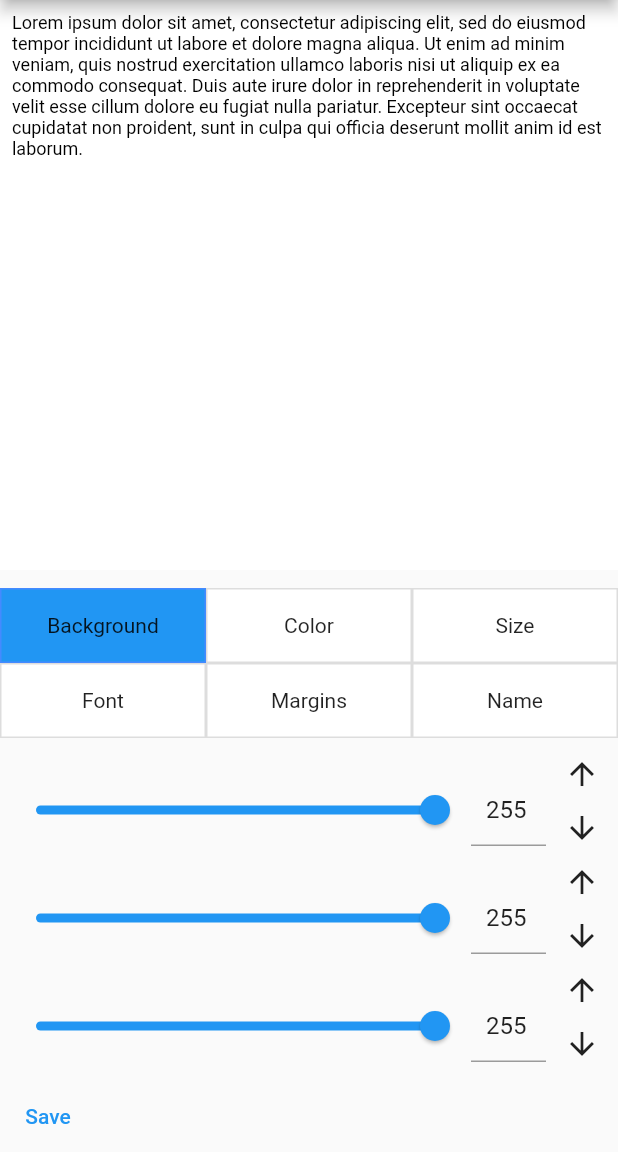
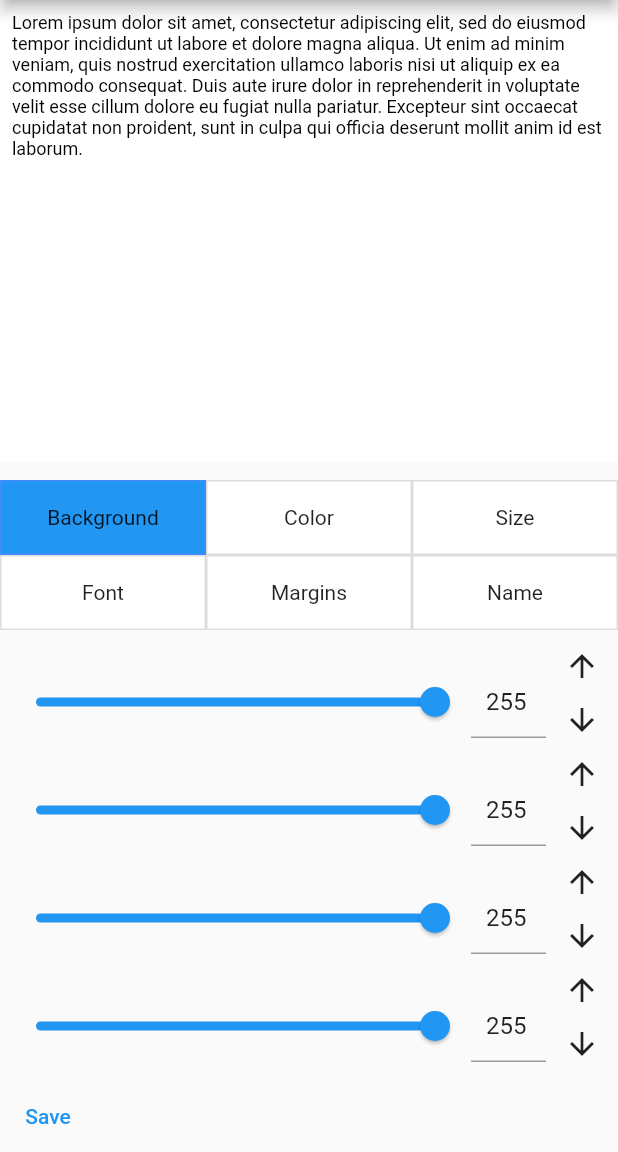
Before and after one commit to TheOmnimax/ereader, a Flutter app: the CustomStyleScreen screen opened directly, on a phone screen of 412 x 824 dp, the part 84-1236 px from its top. Run offline on Flutter 3.47's test engine with Material 2 defaults, Android fonts, the phone set to English and light mode, and no system bars; our stand-ins replace equatable, file_picker, firebase_auth, firebase_core, flutter_bloc, flutter_html and 2 more; missing offline and left inert: dart:ffi, epubx; accounts and stored records are empty.

Commit message:
Added white color slider

```diff
--- a/lib/shared_widgets/custom_style/color_slider.dart
+++ b/lib/shared_widgets/custom_style/color_slider.dart
@@ -1,5 +1,6 @@
 import 'package:flutter/material.dart';
 import 'number_entry.dart';
+import 'dart:math';
 
 class ColorSelection extends StatelessWidget {
   ColorSelection({
@@ -37,52 +38,42 @@ class ColorSelection extends StatelessWidget {
       onChange(Color.fromARGB(255, color.red, color.green, blue));
     }
 
+    int getWhite() {
+      return [color.red, color.green, color.blue].reduce(min);
+    }
+
+    void setWhite(int white) {
+      white = colorRangeCheck(white);
+      var oldWhite = getWhite();
+      print('${color.red}, ${color.green}, ${color.blue}, $oldWhite');
+      print(white);
+      var diff = oldWhite - white;
+      print('Diff: $diff');
+      onChange(Color.fromARGB(
+        255,
+        colorRangeCheck(color.red - diff),
+        colorRangeCheck(color.green - diff),
+        colorRangeCheck(color.blue - diff),
+      ));
+    }
+
     return Column(
       children: <Widget>[
-        Row(
-          children: <Widget>[
-            Expanded(
-              child: ColorSlider(
+        ColorSelector(
           onChange: setRed,
           value: color.red,
         ),
-            ),
-            SingleNumberEntry(
-              defaultValue: 0,
-              onChanged: setRed,
-              value: color.red,
-            ),
-          ],
-        ),
-        Row(
-          children: <Widget>[
-            Expanded(
-              child: ColorSlider(
+        ColorSelector(
           onChange: setGreen,
           value: color.green,
         ),
-            ),
-            SingleNumberEntry(
-              defaultValue: 0,
-              onChanged: setGreen,
-              value: color.green,
-            ),
-          ],
-        ),
-        Row(
-          children: <Widget>[
-            Expanded(
-              child: ColorSlider(
+        ColorSelector(
           onChange: setBlue,
           value: color.blue,
         ),
-            ),
-            SingleNumberEntry(
-              defaultValue: 0,
-              onChanged: setBlue,
-              value: color.blue,
-            ),
-          ],
+        ColorSelector(
+          onChange: setWhite,
+          value: getWhite(),
         ),
       ],
     );
@@ -106,3 +97,33 @@ class ColorSlider extends StatelessWidget {
     );
   }
 }
+
+class ColorSelector extends StatelessWidget {
+  const ColorSelector({
+    required this.onChange,
+    required this.value,
+    Key? key,
+  }) : super(key: key);
+
+  final Function(int) onChange;
+  final int value;
+
+  @override
+  Widget build(BuildContext context) {
+    return Row(
+      children: <Widget>[
+        Expanded(
+          child: ColorSlider(
+            onChange: onChange,
+            value: value,
+          ),
+        ),
+        SingleNumberEntry(
+          defaultValue: 0,
+          onChanged: onChange,
+          value: value,
+        ),
+      ],
+    );
+  }
+}
--- a/lib/shared_widgets/custom_style/number_entry.dart
+++ b/lib/shared_widgets/custom_style/number_entry.dart
@@ -64,14 +64,10 @@ class SingleNumberEntry extends StatelessWidget {
 
   @override
   Widget build(BuildContext context) {
-    print('Loading with value: $value');
-    tc.addListener(() {
-      print('New value: ${tc.value}');
-    });
-    // tc.text = value.toString();
+    // tc.addListener(() {
+    //   print('New value: ${tc.value}');
+    // });
     if (value == defaultValue) {
-      // tc.selection = const TextSelection(baseOffset: 0, extentOffset: 2);
-
       tc.text = defaultValue.toString();
       tc.selection = TextSelection(
           baseOffset: 0, extentOffset: defaultValue.toString().length);
@@ -80,7 +76,6 @@ class SingleNumberEntry extends StatelessWidget {
       tc.selection = TextSelection(
           baseOffset: tc.text.length, extentOffset: tc.text.length);
     }
-    print('Received value is $value');
     return Row(
       mainAxisAlignment: MainAxisAlignment.center,
       children: <Widget>[
@@ -95,15 +90,12 @@ class SingleNumberEntry extends StatelessWidget {
             ],
             keyboardType: TextInputType.number,
             onChanged: (String value) {
-              print('Updating with value: $value');
               // onChanged(value);
               // return;
               final valDouble = num.tryParse(value);
               if (valDouble == null) {
-                print('Value is null');
                 onChanged(defaultValue);
               } else {
-                print('Updating normally');
                 onChanged(valDouble.toInt());
               }
             },
```
Lines whose indentation alone changed are shown as unchanged.
